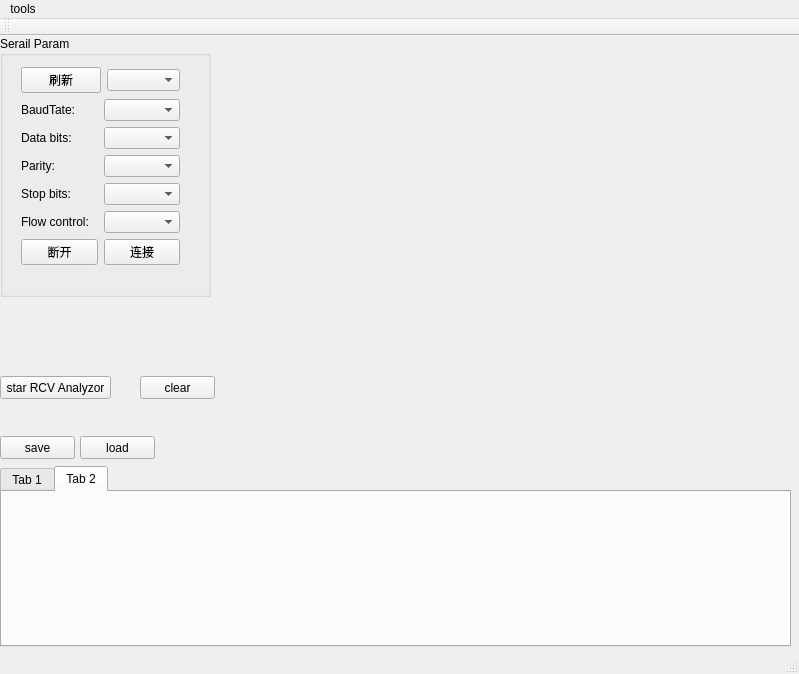
Above: ProtocolAnalyze/protocolanalyze.ui from qingfengforum/ProtocolAnalyze before the change. Below: the same form after it.
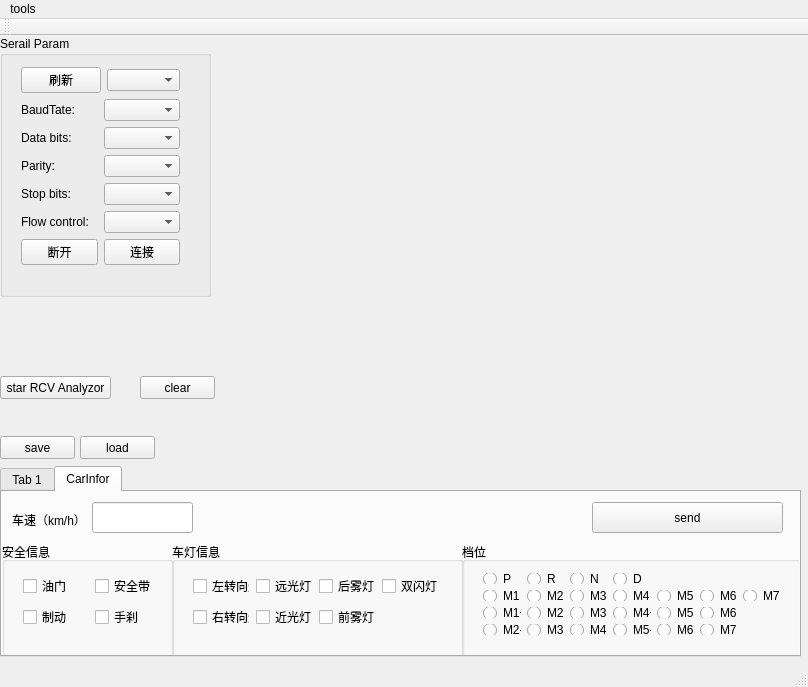
That is the form after the change. The open tabs and pages were chosen to show the change.

```diff
--- a/ProtocolAnalyze/protocolanalyze.ui
+++ b/ProtocolAnalyze/protocolanalyze.ui
@@ -6,8 +6,8 @@
    <rect>
     <x>0</x>
     <y>0</y>
-    <width>799</width>
-    <height>674</height>
+    <width>808</width>
+    <height>687</height>
    </rect>
   </property>
   <property name="windowTitle">
@@ -165,8 +165,8 @@
      <rect>
       <x>0</x>
       <y>430</y>
-      <width>791</width>
-      <height>181</height>
+      <width>801</width>
+      <height>191</height>
      </rect>
     </property>
     <widget class="QWidget" name="tab">
@@ -176,8 +176,357 @@
     </widget>
     <widget class="QWidget" name="tab_2">
      <attribute name="title">
-      <string>Tab 2</string>
+      <string>CarInfor</string>
      </attribute>
+     <widget class="QLineEdit" name="lineEdit_carSpeed">
+      <property name="geometry">
+       <rect>
+        <x>90</x>
+        <y>10</y>
+        <width>101</width>
+        <height>31</height>
+       </rect>
+      </property>
+     </widget>
+     <widget class="QLabel" name="label">
+      <property name="geometry">
+       <rect>
+        <x>10</x>
+        <y>20</y>
+        <width>71</width>
+        <height>16</height>
+       </rect>
+      </property>
+      <property name="text">
+       <string>车速（km/h）</string>
+      </property>
+     </widget>
+     <widget class="QPushButton" name="pushButton_snd_carInfo">
+      <property name="geometry">
+       <rect>
+        <x>590</x>
+        <y>10</y>
+        <width>191</width>
+        <height>31</height>
+       </rect>
+      </property>
+      <property name="text">
+       <string>send</string>
+      </property>
+     </widget>
+     <widget class="QGroupBox" name="groupBox_2">
+      <property name="geometry">
+       <rect>
+        <x>460</x>
+        <y>50</y>
+        <width>341</width>
+        <height>121</height>
+       </rect>
+      </property>
+      <property name="title">
+       <string>档位</string>
+      </property>
+      <widget class="QWidget" name="gridLayoutWidget">
+       <property name="geometry">
+        <rect>
+         <x>10</x>
+         <y>20</y>
+         <width>319</width>
+         <height>84</height>
+        </rect>
+       </property>
+       <layout class="QGridLayout" name="gridLayout">
+        <item row="0" column="0">
+         <widget class="QRadioButton" name="radioButton_p">
+          <property name="text">
+           <string>P</string>
+          </property>
+         </widget>
+        </item>
+        <item row="1" column="1">
+         <widget class="QRadioButton" name="radioButton_m2">
+          <property name="text">
+           <string>M2</string>
+          </property>
+         </widget>
+        </item>
+        <item row="0" column="3">
+         <widget class="QRadioButton" name="radioButton_d">
+          <property name="text">
+           <string>D</string>
+          </property>
+         </widget>
+        </item>
+        <item row="0" column="2">
+         <widget class="QRadioButton" name="radioButton_n">
+          <property name="text">
+           <string>N</string>
+          </property>
+         </widget>
+        </item>
+        <item row="1" column="2">
+         <widget class="QRadioButton" name="radioButton_m3">
+          <property name="text">
+           <string>M3</string>
+          </property>
+         </widget>
+        </item>
+        <item row="1" column="3">
+         <widget class="QRadioButton" name="radioButton_m4">
+          <property name="text">
+           <string>M4</string>
+          </property>
+         </widget>
+        </item>
+        <item row="2" column="1">
+         <widget class="QRadioButton" name="radioButton_m2_plus">
+          <property name="text">
+           <string>M2+</string>
+          </property>
+         </widget>
+        </item>
+        <item row="2" column="5">
+         <widget class="QRadioButton" name="radioButton_m6_plus">
+          <property name="text">
+           <string>M6+</string>
+          </property>
+         </widget>
+        </item>
+        <item row="2" column="2">
+         <widget class="QRadioButton" name="radioButton_m3_plus">
+          <property name="text">
+           <string>M3+</string>
+          </property>
+         </widget>
+        </item>
+        <item row="2" column="3">
+         <widget class="QRadioButton" name="radioButton_m4_plus">
+          <property name="text">
+           <string>M4+</string>
+          </property>
+         </widget>
+        </item>
+        <item row="2" column="4">
+         <widget class="QRadioButton" name="radioButton_m5_plus">
+          <property name="text">
+           <string>M5+</string>
+          </property>
+         </widget>
+        </item>
+        <item row="1" column="4">
+         <widget class="QRadioButton" name="radioButton_m5">
+          <property name="text">
+           <string>M5</string>
+          </property>
+         </widget>
+        </item>
+        <item row="1" column="5">
+         <widget class="QRadioButton" name="radioButton_m6">
+          <property name="text">
+           <string>M6</string>
+          </property>
+         </widget>
+        </item>
+        <item row="1" column="6">
+         <widget class="QRadioButton" name="radioButton_m7">
+          <property name="text">
+           <string>M7</string>
+          </property>
+         </widget>
+        </item>
+        <item row="0" column="1">
+         <widget class="QRadioButton" name="radioButton_r">
+          <property name="text">
+           <string>R</string>
+          </property>
+         </widget>
+        </item>
+        <item row="1" column="0">
+         <widget class="QRadioButton" name="radioButton_m1">
+          <property name="text">
+           <string>M1</string>
+          </property>
+         </widget>
+        </item>
+        <item row="2" column="0">
+         <widget class="QRadioButton" name="radioButton_m1_plus">
+          <property name="text">
+           <string>M1+</string>
+          </property>
+         </widget>
+        </item>
+        <item row="3" column="0">
+         <widget class="QRadioButton" name="radioButton_m2_minus">
+          <property name="text">
+           <string>M2-</string>
+          </property>
+         </widget>
+        </item>
+        <item row="3" column="1">
+         <widget class="QRadioButton" name="radioButton_m3_minus">
+          <property name="text">
+           <string>M3-</string>
+          </property>
+         </widget>
+        </item>
+        <item row="3" column="2">
+         <widget class="QRadioButton" name="radioButton_m4_minus">
+          <property name="text">
+           <string>M4-</string>
+          </property>
+         </widget>
+        </item>
+        <item row="3" column="3">
+         <widget class="QRadioButton" name="radioButton_m5_minus">
+          <property name="text">
+           <string>M5-</string>
+          </property>
+         </widget>
+        </item>
+        <item row="3" column="4">
+         <widget class="QRadioButton" name="radioButton_m6_minus">
+          <property name="text">
+           <string>M6-</string>
+          </property>
+         </widget>
+        </item>
+        <item row="3" column="5">
+         <widget class="QRadioButton" name="radioButton_m7_minus">
+          <property name="text">
+           <string>M7-</string>
+          </property>
+         </widget>
+        </item>
+       </layout>
+      </widget>
+     </widget>
+     <widget class="QGroupBox" name="groupBox_3">
+      <property name="geometry">
+       <rect>
+        <x>170</x>
+        <y>50</y>
+        <width>291</width>
+        <height>121</height>
+       </rect>
+      </property>
+      <property name="title">
+       <string>车灯信息</string>
+      </property>
+      <widget class="QWidget" name="gridLayoutWidget_2">
+       <property name="geometry">
+        <rect>
+         <x>10</x>
+         <y>20</y>
+         <width>268</width>
+         <height>80</height>
+        </rect>
+       </property>
+       <layout class="QGridLayout" name="gridLayout_2">
+        <item row="0" column="0">
+         <widget class="QCheckBox" name="checkBox_leftLight">
+          <property name="text">
+           <string>左转向灯</string>
+          </property>
+         </widget>
+        </item>
+        <item row="0" column="2">
+         <widget class="QCheckBox" name="checkBox_afterFogLight">
+          <property name="text">
+           <string>后雾灯</string>
+          </property>
+         </widget>
+        </item>
+        <item row="0" column="1">
+         <widget class="QCheckBox" name="checkBox_highbeam">
+          <property name="text">
+           <string>远光灯</string>
+          </property>
+         </widget>
+        </item>
+        <item row="1" column="0">
+         <widget class="QCheckBox" name="checkBox_rightLight">
+          <property name="text">
+           <string>右转向灯</string>
+          </property>
+         </widget>
+        </item>
+        <item row="1" column="1">
+         <widget class="QCheckBox" name="checkBox_dippedHeadLight">
+          <property name="text">
+           <string>近光灯</string>
+          </property>
+         </widget>
+        </item>
+        <item row="1" column="2">
+         <widget class="QCheckBox" name="checkBox_beforeFogLight">
+          <property name="text">
+           <string>前雾灯</string>
+          </property>
+         </widget>
+        </item>
+        <item row="0" column="3">
+         <widget class="QCheckBox" name="checkBox_hazardLight">
+          <property name="text">
+           <string>双闪灯</string>
+          </property>
+         </widget>
+        </item>
+       </layout>
+      </widget>
+     </widget>
+     <widget class="QGroupBox" name="groupBox_4">
+      <property name="geometry">
+       <rect>
+        <x>0</x>
+        <y>50</y>
+        <width>171</width>
+        <height>121</height>
+       </rect>
+      </property>
+      <property name="title">
+       <string>安全信息</string>
+      </property>
+      <widget class="QWidget" name="gridLayoutWidget_3">
+       <property name="geometry">
+        <rect>
+         <x>10</x>
+         <y>20</y>
+         <width>160</width>
+         <height>80</height>
+        </rect>
+       </property>
+       <layout class="QGridLayout" name="gridLayout_3">
+        <item row="0" column="0">
+         <widget class="QCheckBox" name="checkBox_throttle">
+          <property name="text">
+           <string>油门</string>
+          </property>
+         </widget>
+        </item>
+        <item row="0" column="1">
+         <widget class="QCheckBox" name="checkBox_safetyBelt">
+          <property name="text">
+           <string>安全带</string>
+          </property>
+         </widget>
+        </item>
+        <item row="1" column="1">
+         <widget class="QCheckBox" name="checkBox_handBrake">
+          <property name="text">
+           <string>手刹</string>
+          </property>
+         </widget>
+        </item>
+        <item row="1" column="0">
+         <widget class="QCheckBox" name="checkBox_brake">
+          <property name="text">
+           <string>制动</string>
+          </property>
+         </widget>
+        </item>
+       </layout>
+      </widget>
+     </widget>
     </widget>
    </widget>
    <widget class="QPushButton" name="pushBtn_saveBtnSettings">
@@ -238,7 +587,7 @@
     <rect>
      <x>0</x>
      <y>0</y>
-     <width>799</width>
+     <width>808</width>
      <height>23</height>
     </rect>
    </property>
```
Left out of the diff: 5 changed lines with no effect on the pictures.
